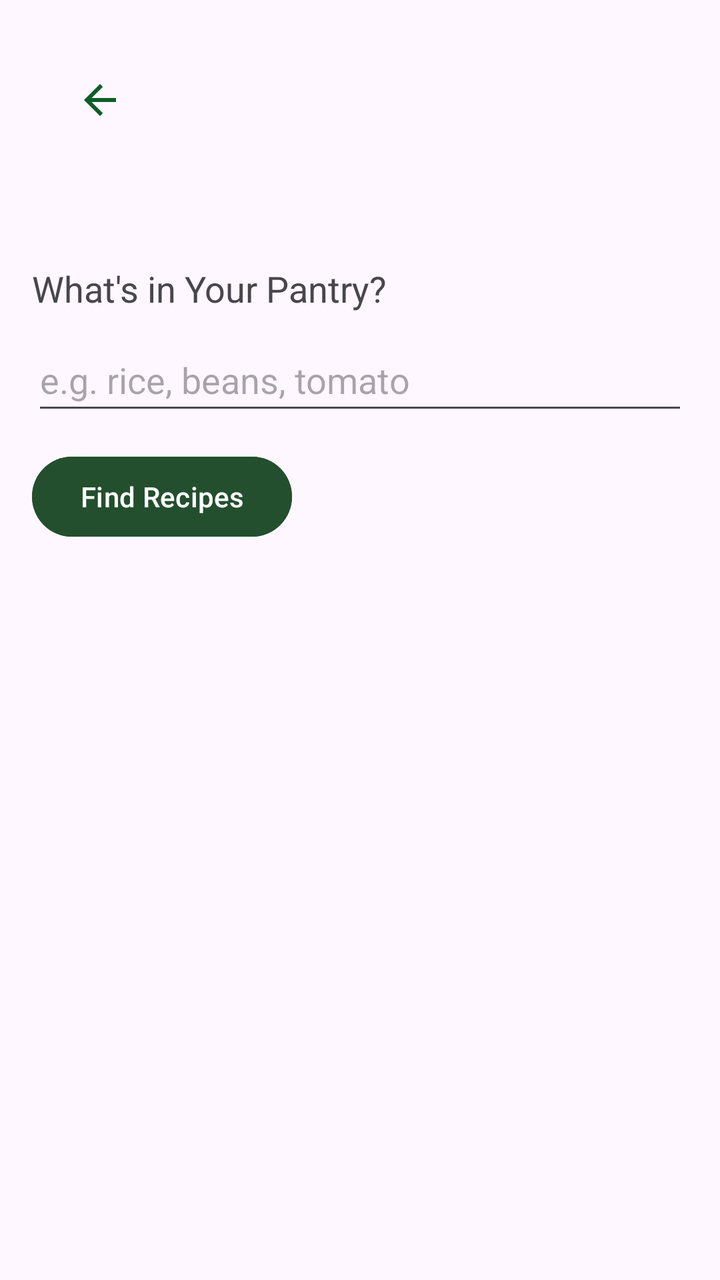
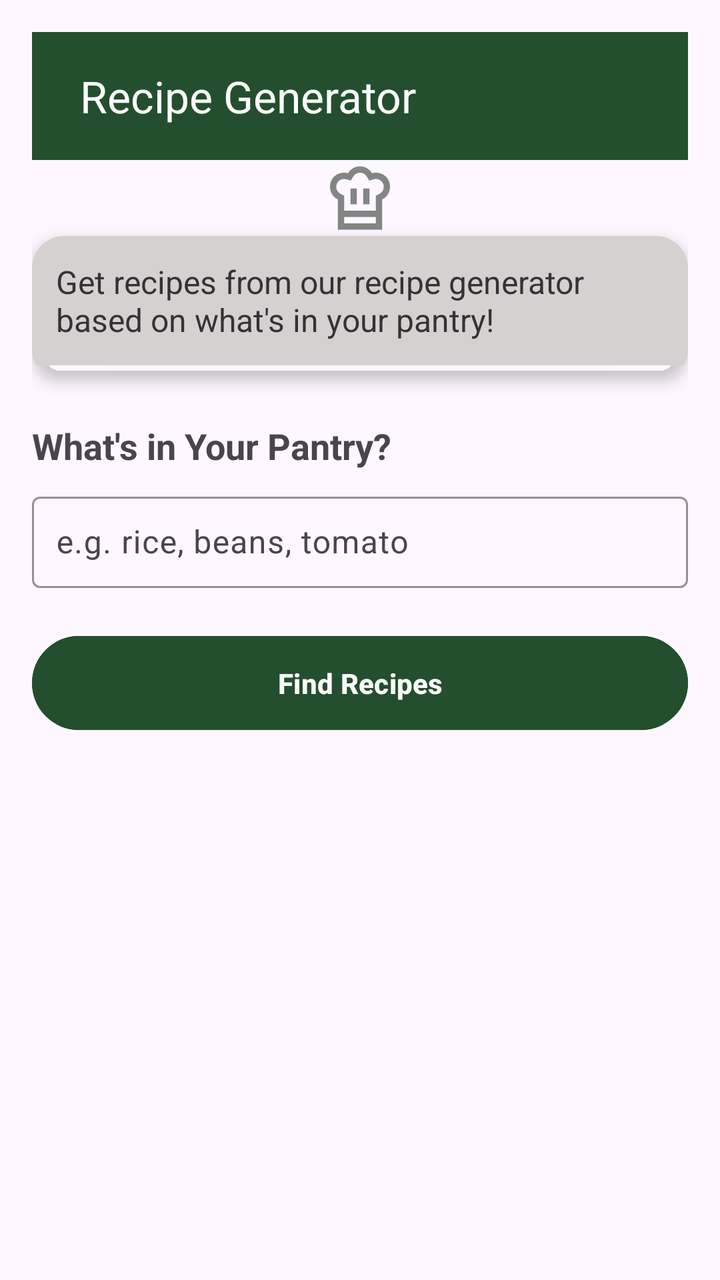

An Android layout rendered at two revisions. The XML below is the earlier revision; the diff shows what the commit changed to produce the second picture.
<!-- AndroidManifest.xml: application theme Theme.Material3.DayNight.NoActionBar -->
<!-- res/layout/recipe_generator_fragment.xml -->
<?xml version="1.0" encoding="utf-8"?>
<LinearLayout
    xmlns:android="http://schemas.android.com/apk/res/android"
    android:orientation="vertical"
    android:padding="16dp"
    android:layout_width="match_parent"
    android:layout_height="match_parent">

    
    <ImageButton
        android:id="@+id/backButton"
        android:layout_width="48dp"
        android:layout_height="48dp"
        android:layout_margin="10dp"
        android:background="?attr/selectableItemBackgroundBorderless"
        android:contentDescription="Back"
        android:src="@drawable/outline_arrow_back_24" />
    
    <View
        android:layout_width="match_parent"
        android:layout_height="48dp" />
    <TextView
        android:text="What's in Your Pantry?"
        android:textSize="18sp"
        android:layout_width="wrap_content"
        android:layout_height="wrap_content"
        android:layout_marginBottom="8dp" />

    <EditText
        android:id="@+id/pantryInput"
        android:hint="e.g. rice, beans, tomato"
        android:layout_width="match_parent"
        android:layout_height="wrap_content"
        android:minHeight="48dp"
        android:inputType="text"
        android:autofillHints="name"
        android:layout_marginBottom="12dp" />

    <Button
        android:id="@+id/generateButton"
        android:layout_width="wrap_content"
        android:layout_height="wrap_content"
        android:text="Find Recipes"
        android:backgroundTint="#234F2E"
        android:layout_marginBottom="16dp" />

    <androidx.recyclerview.widget.RecyclerView
        android:id="@+id/recipeRecyclerView"
        android:layout_width="match_parent"
        android:layout_height="0dp"
        android:layout_weight="1"
        android:paddingTop="16dp"
        android:clipToPadding="false"
        android:scrollbars="vertical" />
</LinearLayout>
<!-- resources referenced by this layout -->
<resources>
  <!-- drawable outline_arrow_back_24 (drawable) -->
  <vector xmlns:android="http://schemas.android.com/apk/res/android" android:autoMirrored="true" android:height="24dp" android:tint="#0D5D28" android:viewportHeight="960" android:viewportWidth="960" android:width="24dp">
        
      <path android:fillColor="@android:color/white" android:pathData="M313,520L537,744L480,800L160,480L480,160L537,216L313,440L800,440L800,520L313,520Z"/>
      
  </vector>
</resources>

<!-- the commit's change to res/layout/recipe_generator_fragment.xml (unified diff, before → after) -->
@@ -1,48 +1,80 @@
 <?xml version="1.0" encoding="utf-8"?>
-<LinearLayout
-    xmlns:android="http://schemas.android.com/apk/res/android"
+<LinearLayout xmlns:android="http://schemas.android.com/apk/res/android"
+    xmlns:app="http://schemas.android.com/apk/res-auto"
     android:orientation="vertical"
     android:padding="16dp"
     android:layout_width="match_parent"
     android:layout_height="match_parent">
 
     
-    <ImageButton
-        android:id="@+id/backButton"
-        android:layout_width="48dp"
-        android:layout_height="48dp"
-        android:layout_margin="10dp"
-        android:background="?attr/selectableItemBackgroundBorderless"
-        android:contentDescription="Back"
-        android:src="@drawable/outline_arrow_back_24" />
+    <androidx.appcompat.widget.Toolbar
+        android:id="@+id/topToolbar"
+        android:layout_width="match_parent"
+        android:layout_height="wrap_content"
+        android:background="#234F2E"
+        app:title="Recipe Generator"
+        app:titleTextColor="@android:color/white"
+        app:titleMarginStart="24dp" />
+    <ImageView
+        android:layout_width="38dp"
+        android:layout_height="38dp"
+        android:layout_gravity="center"
+        android:src="@drawable/outline_chef_hat_24"/>
+
+
     
-    <View
+    <androidx.cardview.widget.CardView
         android:layout_width="match_parent"
-        android:layout_height="48dp" />
+        android:layout_height="wrap_content"
+        app:cardCornerRadius="16dp"
+        app:cardElevation="4dp"
+        android:layout_marginBottom="20dp"
+        android:backgroundTint="@android:color/transparent">
+    <TextView
+        android:layout_width="match_parent"
+        android:layout_height="wrap_content"
+        android:padding="12dp"
+        android:background="#D5D1D1"
+        android:layout_marginBottom="8dp"
+        android:text="Get recipes from our recipe generator based on what's in your pantry!"
+        android:textColor="#333333"
+        android:textSize="16sp" />
+
+    </androidx.cardview.widget.CardView>
+
     <TextView
         android:text="What's in Your Pantry?"
         android:textSize="18sp"
         android:layout_width="wrap_content"
         android:layout_height="wrap_content"
+        android:textStyle="bold"
         android:layout_marginBottom="8dp" />
 
-    <EditText
-        android:id="@+id/pantryInput"
-        android:hint="e.g. rice, beans, tomato"
+    <com.google.android.material.textfield.TextInputLayout
         android:layout_width="match_parent"
         android:layout_height="wrap_content"
-        android:minHeight="48dp"
-        android:inputType="text"
-        android:autofillHints="name"
-        android:layout_marginBottom="12dp" />
+        android:hint="e.g. rice, beans, tomato"
+        app:boxBackgroundMode="outline"
+        app:boxStrokeColor="#234F2E"
+        app:hintTextColor="@color/black">
+
+        <com.google.android.material.textfield.TextInputEditText
+            android:id="@+id/pantryInput"
+            android:layout_width="match_parent"
+            android:layout_height="wrap_content"
+            android:padding="12dp"/>
+    </com.google.android.material.textfield.TextInputLayout>
 
     <Button
         android:id="@+id/generateButton"
-        android:layout_width="wrap_content"
+        android:layout_width="match_parent"
         android:layout_height="wrap_content"
         android:text="Find Recipes"
         android:backgroundTint="#234F2E"
-        android:layout_marginBottom="16dp" />
+        android:layout_marginBottom="16dp"
+        android:paddingVertical="14dp"
+        android:textStyle="bold"
+        android:layout_marginTop="20dp"/>
 
     <androidx.recyclerview.widget.RecyclerView
         android:id="@+id/recipeRecyclerView"
<!-- resource entries referenced after the edit -->
@@ -1,9 +1,10 @@
 <!-- resources referenced by this layout -->
 <resources>
-  <!-- drawable outline_arrow_back_24 (drawable) -->
-  <vector xmlns:android="http://schemas.android.com/apk/res/android" android:autoMirrored="true" android:height="24dp" android:tint="#0D5D28" android:viewportHeight="960" android:viewportWidth="960" android:width="24dp">
+  <color name="black">#FF000000</color>
+  <!-- drawable outline_chef_hat_24 (drawable) -->
+  <vector xmlns:android="http://schemas.android.com/apk/res/android" android:height="24dp" android:tint="#838684" android:viewportHeight="960" android:viewportWidth="960" android:width="24dp">
         
-      <path android:fillColor="@android:color/white" android:pathData="M313,520L537,744L480,800L160,480L480,160L537,216L313,440L800,440L800,520L313,520Z"/>
+      <path android:fillColor="@android:color/white" android:pathData="M360,560L440,560L440,360L360,360L360,560ZM200,500Q154,477 127,433.5Q100,390 100,339Q100,264 151.5,212Q203,160 278,160Q290,160 302.5,162Q315,164 327,167L327,167L327,167Q352,126 392,103Q432,80 480,80Q528,80 568,103Q608,126 633,167L633,167L633,167Q645,164 657,162Q669,160 682,160Q757,160 808.5,212Q860,264 860,339Q860,390 833,433.5Q806,477 760,500L760,720L200,720L200,500ZM520,560L600,560L600,360L520,360L520,560ZM280,640L680,640L680,451L724,429Q750,416 765,392.5Q780,369 780,340Q780,298 751.5,269Q723,240 682,240Q671,240 662,242Q653,244 643,247L596,260L565,208Q551,185 528.5,172.5Q506,160 480,160Q454,160 431.5,172.5Q409,185 395,208L364,260L316,247Q306,245 296.5,242.5Q287,240 277,240Q236,240 208,269Q180,298 180,340Q180,369 195,392.5Q210,416 236,429L280,451L280,640ZM200,720L280,720L280,800L680,800L680,720L760,720L760,880L200,880L200,720ZM480,640L480,640L480,640Q480,640 480,640Q480,640 480,640Q480,640 480,640Q480,640 480,640Q480,640 480,640Q480,640 480,640L480,640L480,640Q480,640 480,640Q480,640 480,640Q480,640 480,640Q480,640 480,640L480,640L480,640Q480,640 480,640Q480,640 480,640Q480,640 480,640Q480,640 480,640Q480,640 480,640Q480,640 480,640L480,640L480,640Z"/>
       
   </vector>
 </resources>
